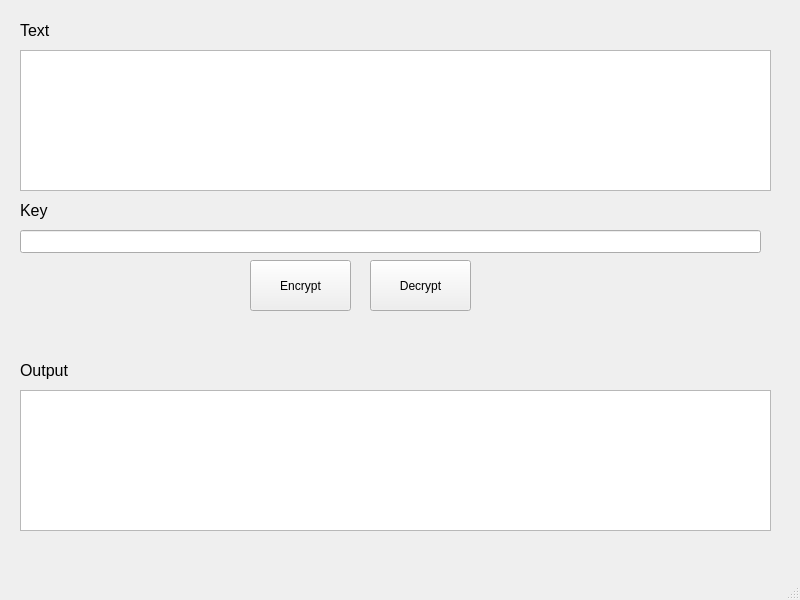
Old version of the form src/gui/mainwindow.ui in the repository R-Krumins/spyMaster3000.
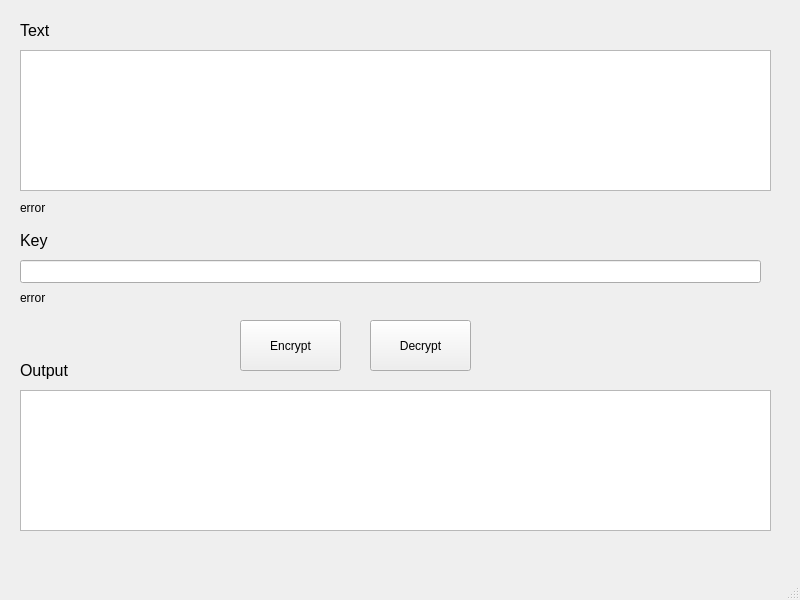
New version of the form.

Commit message: somewhat working gui cryption

The edit to the form file:
```diff
--- a/src/gui/mainwindow.ui
+++ b/src/gui/mainwindow.ui
@@ -17,8 +17,8 @@
    <widget class="QPushButton" name="encrypt_btn">
     <property name="geometry">
      <rect>
-      <x>250</x>
-      <y>260</y>
+      <x>240</x>
+      <y>320</y>
       <width>101</width>
       <height>51</height>
      </rect>
@@ -31,7 +31,7 @@
     <property name="geometry">
      <rect>
       <x>370</x>
-      <y>260</y>
+      <y>320</y>
       <width>101</width>
       <height>51</height>
      </rect>
@@ -54,7 +54,7 @@
     <property name="geometry">
      <rect>
       <x>20</x>
-      <y>230</y>
+      <y>260</y>
       <width>741</width>
       <height>23</height>
      </rect>
@@ -82,7 +82,7 @@
     <property name="geometry">
      <rect>
       <x>20</x>
-      <y>200</y>
+      <y>230</y>
       <width>41</width>
       <height>20</height>
      </rect>
@@ -124,6 +124,32 @@
      <string>Output</string>
     </property>
    </widget>
+   <widget class="QLabel" name="key_err_label">
+    <property name="geometry">
+     <rect>
+      <x>20</x>
+      <y>290</y>
+      <width>741</width>
+      <height>16</height>
+     </rect>
+    </property>
+    <property name="text">
+     <string>error</string>
+    </property>
+   </widget>
+   <widget class="QLabel" name="input_err_label">
+    <property name="geometry">
+     <rect>
+      <x>20</x>
+      <y>200</y>
+      <width>741</width>
+      <height>16</height>
+     </rect>
+    </property>
+    <property name="text">
+     <string>error</string>
+    </property>
+   </widget>
   </widget>
   <widget class="QMenuBar" name="menubar">
    <property name="geometry">
```
Left out of the diff: 2 changed lines with no effect on the pictures. The commit also changes 5 other files.
